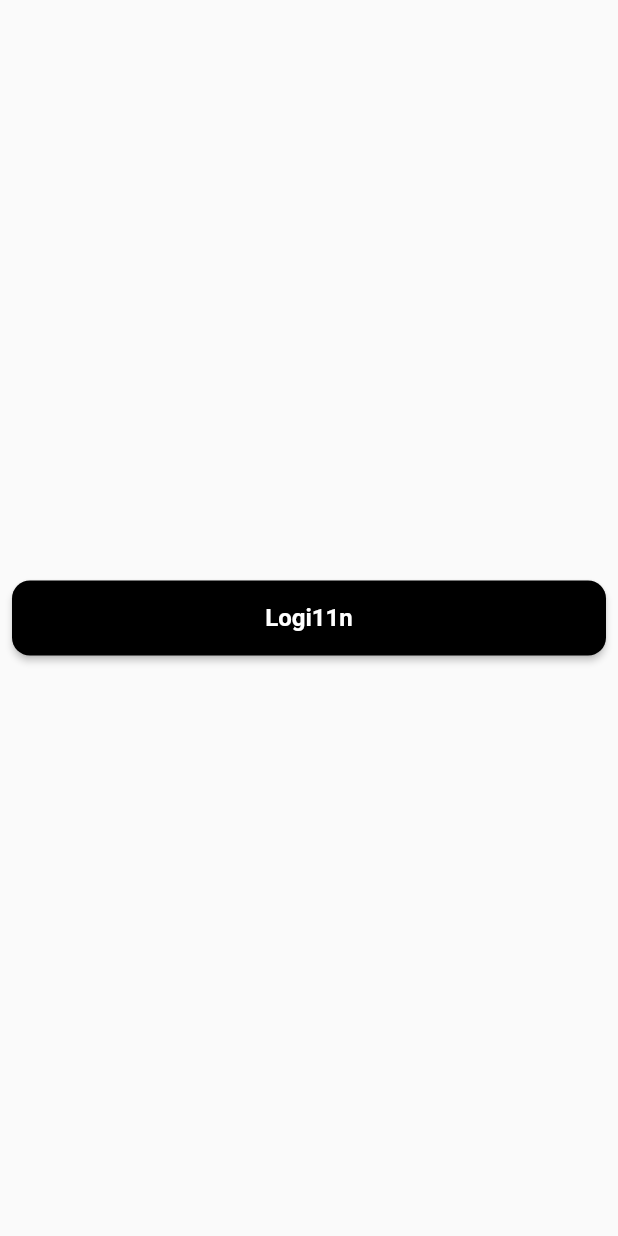
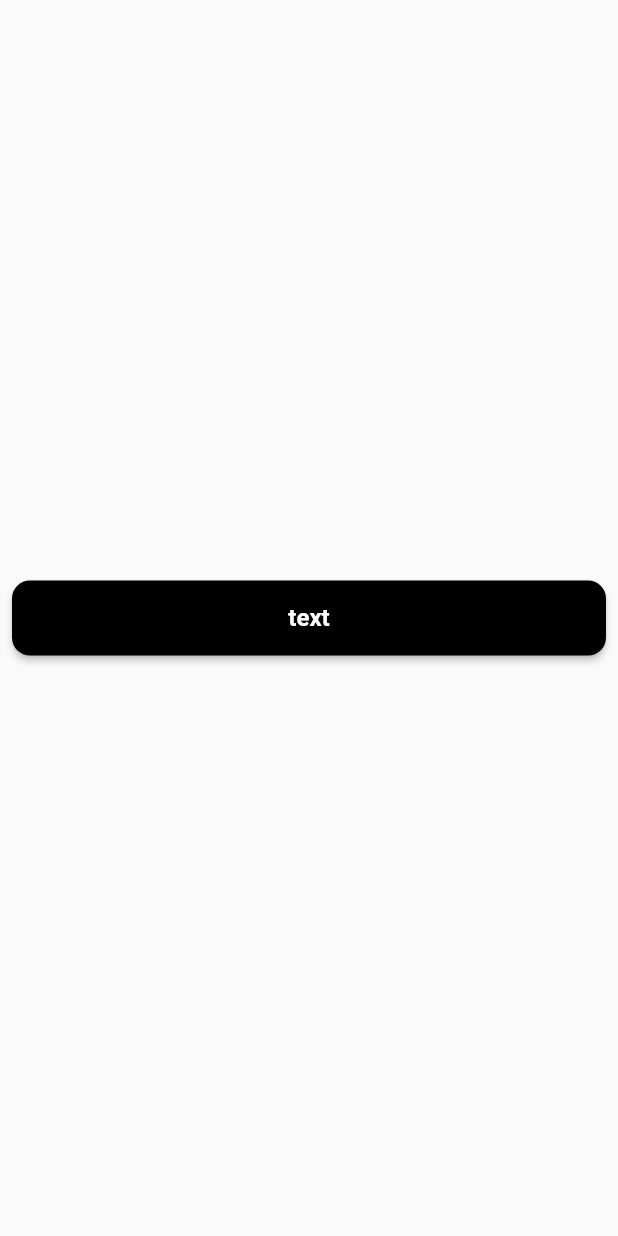
Before and after one commit to Flutter-GG/HW-1, a Flutter app: the screen it shows after launch, on a phone screen of 412 x 824 dp. Run offline on Flutter 3.47's test engine with Material 2 defaults, Android fonts, the phone set to English and light mode, and no system bars.

Commit message:
make elevated and text button in one class, if isElevatedButton true the elevated button work if false text button will work

```diff
--- a/flutter_hw1/lib/custom_widgets/buttons_widget.dart
+++ b/flutter_hw1/lib/custom_widgets/buttons_widget.dart
@@ -1,22 +1,25 @@
 import 'package:flutter/material.dart';
 
-class CustomElevatedButton extends StatelessWidget {
-  const CustomElevatedButton(
+class CustomButtons extends StatelessWidget {
+  const CustomButtons(
       {super.key,
       this.bgColor = Colors.black,
       this.fgColor = Colors.white,
       this.customFintSize = 16,
-      this.isBold = false,
-      required this.customText});
+      this.isBold = true,
+      required this.customText,
+      required this.isElevatedButton});
   final Color bgColor;
   final Color fgColor;
   final double customFintSize;
   final bool isBold;
   final String customText;
+  final bool isElevatedButton;
 
   @override
   Widget build(BuildContext context) {
-    return ElevatedButton(
+    return isElevatedButton == true
+        ? ElevatedButton(
             style: ElevatedButton.styleFrom(
                 shape: RoundedRectangleBorder(
                   borderRadius: BorderRadius.circular(12),
@@ -31,15 +34,33 @@ class CustomElevatedButton extends StatelessWidget {
                   fontSize: customFintSize,
                   fontWeight: isBold ? FontWeight.bold : FontWeight.normal),
             ),
+          )
+        : TextButton(
+            onPressed: () {},
+            child: Text(
+              customText,
+              style: const TextStyle(
+                  color: Colors.red, fontSize: 16, fontWeight: FontWeight.bold),
+            ),
           );
   }
 }
 
-class CustomTextButton extends StatelessWidget {
-  const CustomTextButton({super.key});
+// class CustomTextButton extends StatelessWidget {
+//   const CustomTextButton(
+//       {super.key, required this.customText, required this.isBold});
+//   final String customText;
+//   final bool isBold;
 
-  @override
-  Widget build(BuildContext context) {
-    return Container();
-  }
-}
+//   @override
+//   Widget build(BuildContext context) {
+//     return TextButton(
+//       onPressed: () {},
+//       child: Text(
+//         customText,
+//         style: TextStyle(
+//             color: Colors.red, fontSize: 16, fontWeight: FontWeight.bold),
+//       ),
+//     );
+//   }
+// }
--- a/flutter_hw1/lib/main.dart
+++ b/flutter_hw1/lib/main.dart
@@ -10,16 +10,17 @@ class MainApp extends StatelessWidget {
 
   @override
   Widget build(BuildContext context) {
-    return const MaterialApp(
+    return MaterialApp(
       home: Scaffold(
         body: Center(
           child: Column(
             mainAxisAlignment: MainAxisAlignment.center,
             children: [
               Padding(
-                  padding: EdgeInsets.all(8.0),
-                  child: CustomElevatedButton(
-                      customText: 'Logi11n', isBold: true)),
+                padding: EdgeInsets.all(8.0),
+                child:
+                    CustomButtons(customText: 'text', isElevatedButton: true),
+              )
             ],
           ),
         ),
```
Lines whose indentation alone changed are shown as unchanged.
